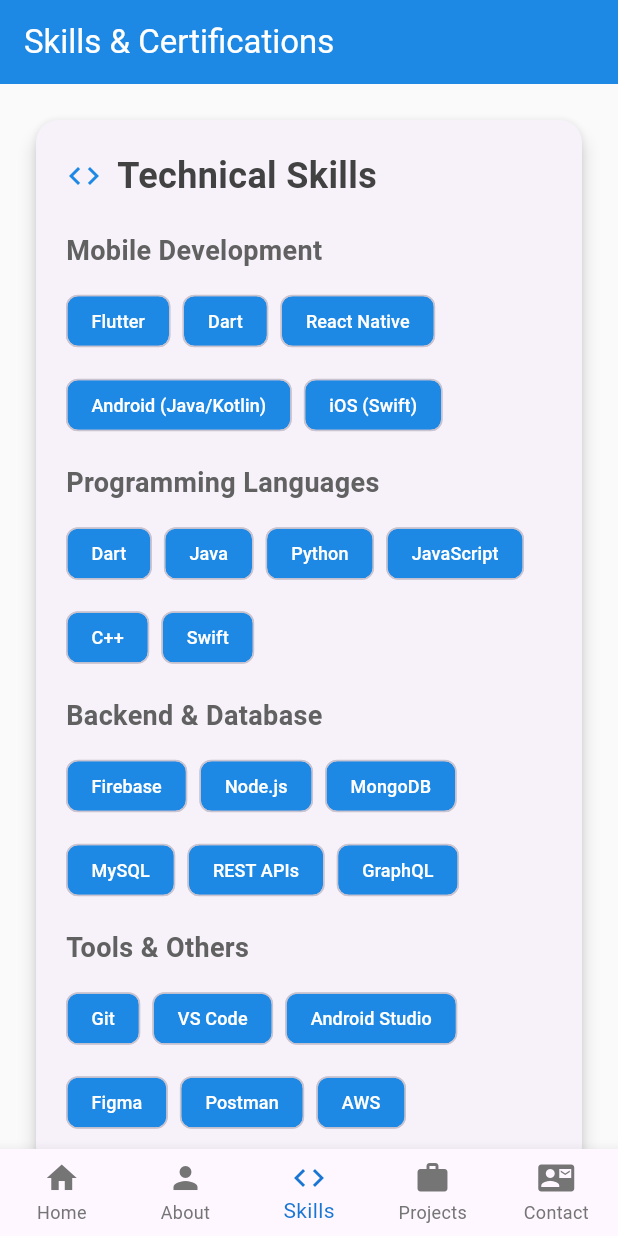
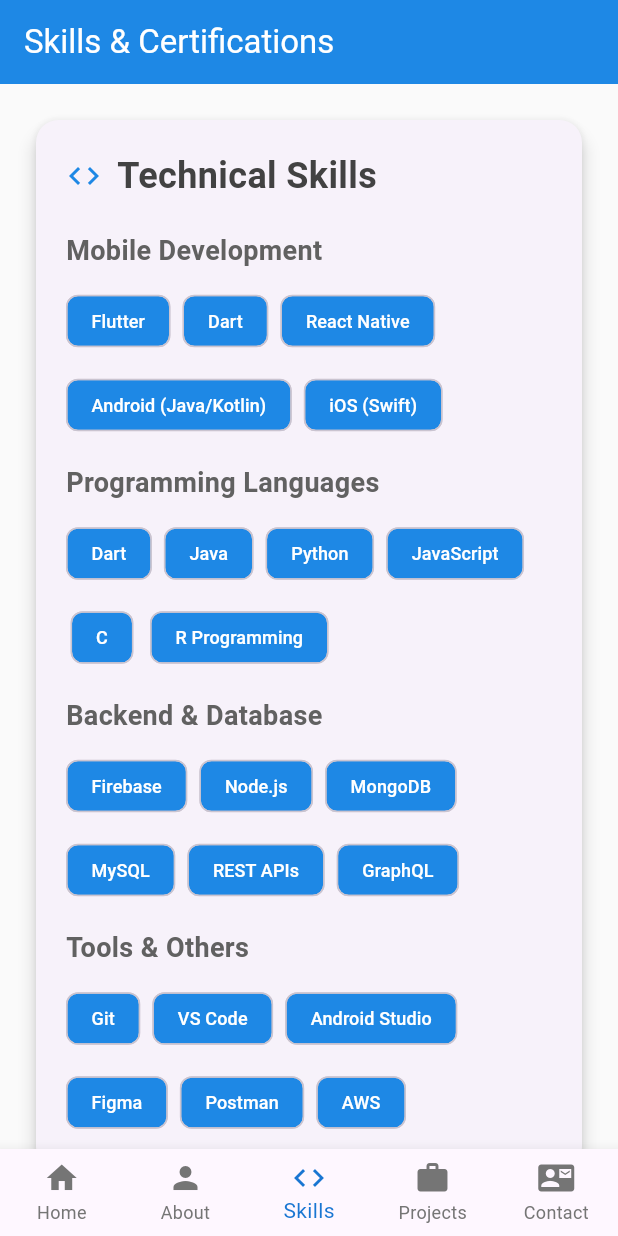
Before and after one commit to sairakesh21/flutter-portfolio, a Flutter app: the screen it shows after launch, item 3 of the bottom bar chosen, on a phone screen of 412 x 824 dp. Run offline on Flutter 3.47's test engine with Material 3 defaults, Android fonts, the phone set to English and light mode, and no system bars; network calls fail.

Commit message:
Update main.dart

```diff
--- a/lib/main.dart
+++ b/lib/main.dart
@@ -391,7 +391,7 @@
 
                     SkillCategory(
                       title: 'Programming Languages',
-                      skills: const <String>['Dart', 'Java', 'Python', 'JavaScript', 'C++', 'Swift'],
+                      skills: const <String>['Dart', 'Java', 'Python', 'JavaScript', 'C', 'R Programming'],
                     ),
                     const SizedBox(height: 15),
 
```
